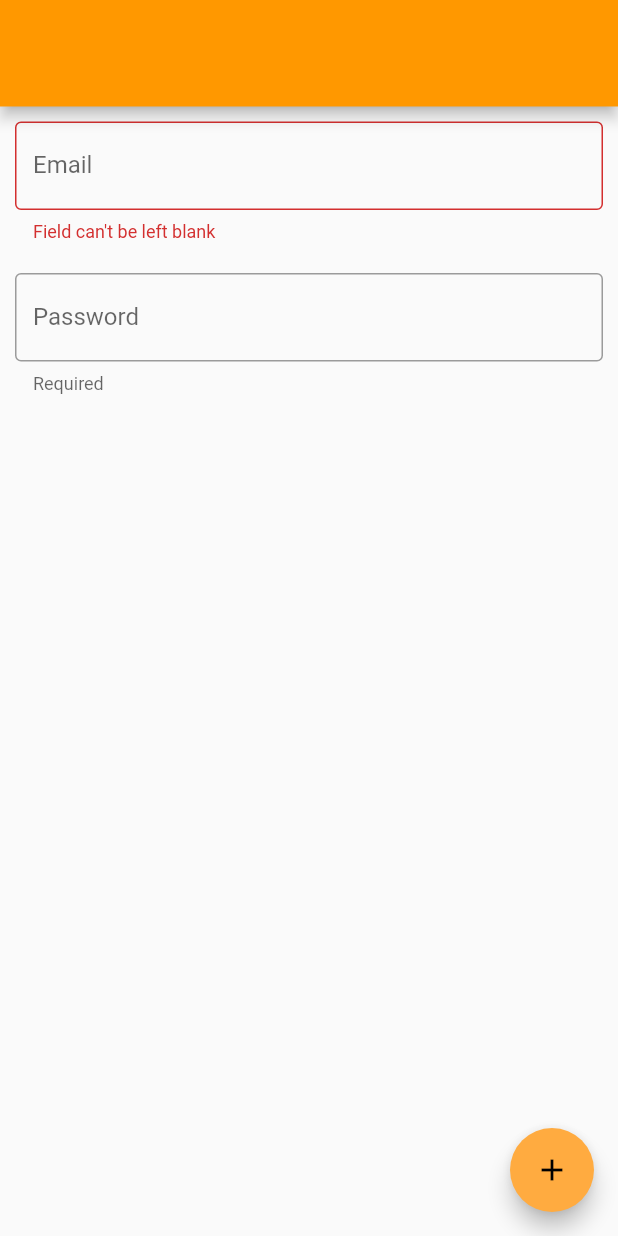
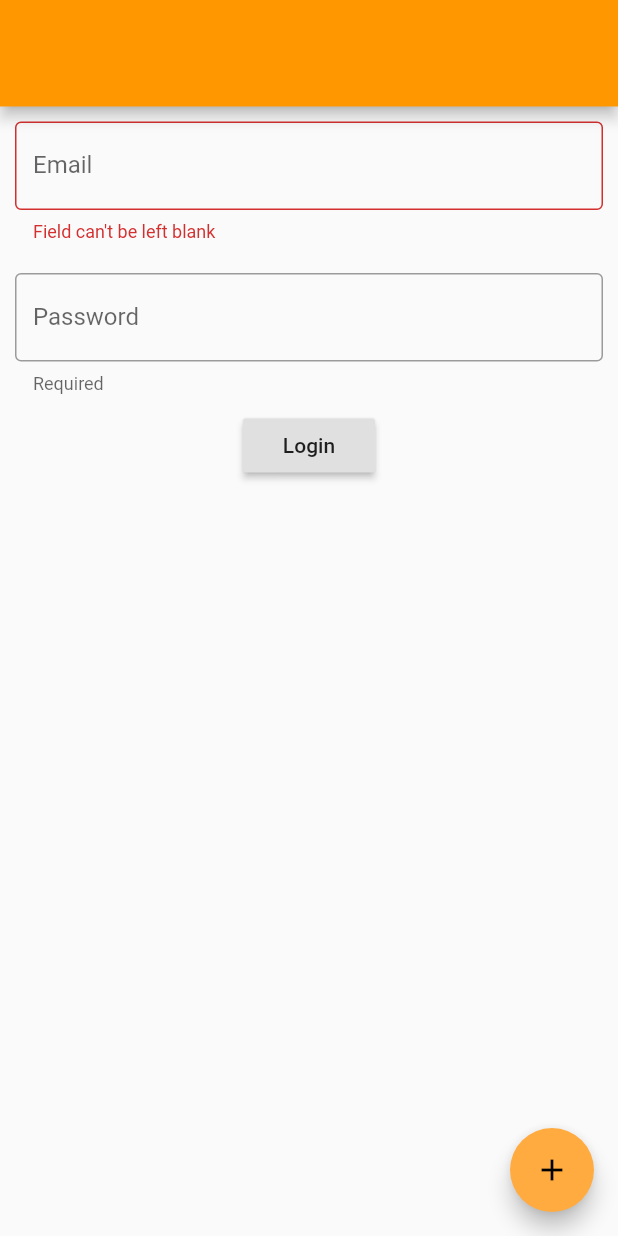
Before and after one commit to hustlebar/flutterwire, a Flutter app: the screen it shows after launch, on a phone screen of 412 x 824 dp. Run offline on Flutter 3.47's test engine with Material 2 defaults, Android fonts, the phone set to English and light mode, and no system bars.

Commit message:
button is added to submit

```diff
--- a/lib/weather/widgets/login.dart
+++ b/lib/weather/widgets/login.dart
@@ -19,10 +19,18 @@ class LoginFormState extends State<LoginForm> {
       child: Column(
         children: <Widget>[
           _emailField,
-          _passwordField
+          _passwordField,
+          RaisedButton(
+            child: Text('Login'),
+            onPressed: _onPressed,
+          )
         ],
       ),
     );
+  }
+
+  void _onPressed() {
+    print('Enter onPressed');
   }
 
   Widget get _passwordField {
```
